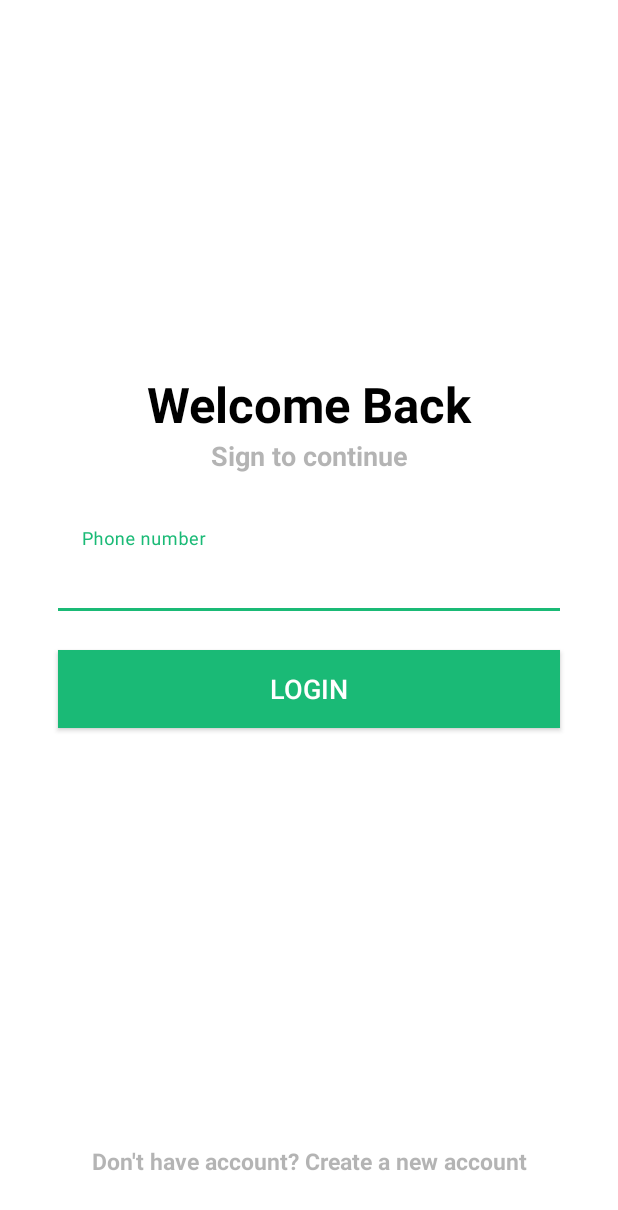
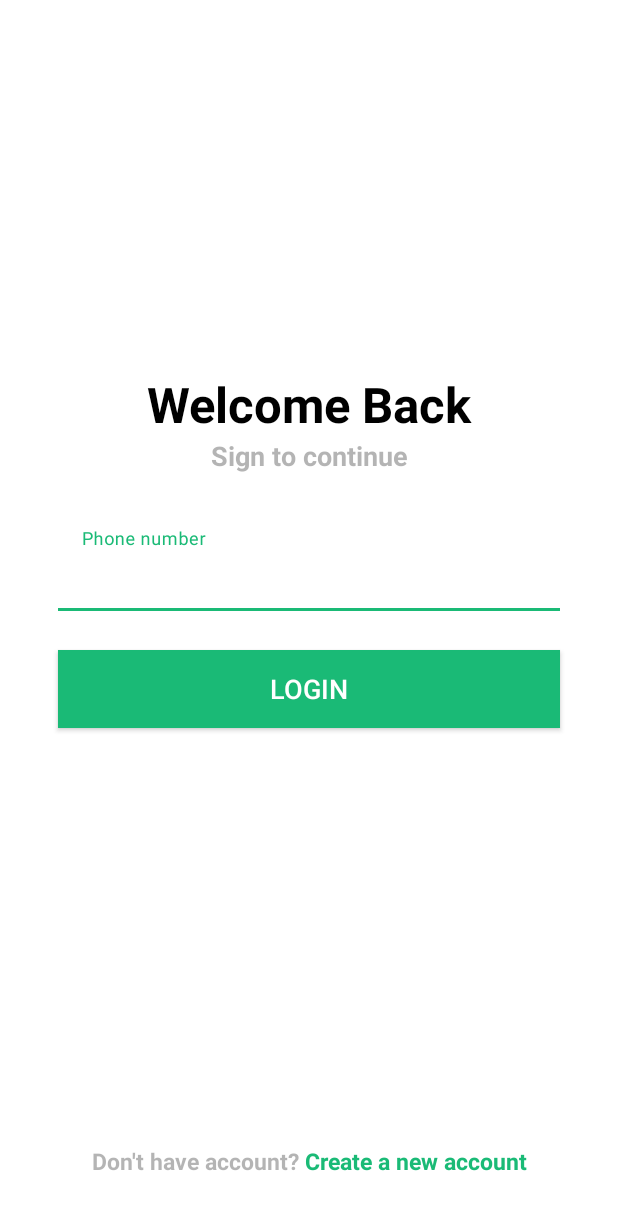
Before and after one commit to maekeshtwilightsoftwares/KIRSHIAPPS, an Android app: the screen it shows after launch (BaseActivity), on a phone screen of 412 x 824 dp. Shown: the top 1210 px of the screen. Run offline under Robolectric (Android 15) with nearby library versions, the phone set to English and light mode, and no system bars; our stand-ins replace data binding, sdp/ssp sizes.

Commit message:
LoginValidation completed

```diff
--- a/app/build.gradle
+++ b/app/build.gradle
@@ -27,8 +27,9 @@ android {
         targetCompatibility JavaVersion.VERSION_1_8
     }
 
-    buildFeatures {
-        dataBinding true
+    buildFeatures{
+        dataBinding = true
+        viewBinding = true
     }
 }
 
--- a/app/src/main/java/com/twilight/kirshiapps/utils/Constants.java
+++ b/app/src/main/java/com/twilight/kirshiapps/utils/Constants.java
@@ -1,5 +1,5 @@
 package com.twilight.kirshiapps.utils;
 
 public class Constants {
-    public static final int MAX_PHONE_NUMBER = 10;
+    public static final int MAX_PHONE_NUMBER = 9;
 }
--- a/app/src/main/java/com/twilight/kirshiapps/utils/Validation.java
+++ b/app/src/main/java/com/twilight/kirshiapps/utils/Validation.java
@@ -5,7 +5,7 @@ import android.widget.EditText;
 
 import static com.twilight.kirshiapps.utils.Constants.MAX_PHONE_NUMBER;
 
-class Validation {
+public class Validation {
 
 
 
@@ -14,6 +14,6 @@ class Validation {
     }
 
     public Boolean isValidNumber(String data) {
-        return data.length()>=MAX_PHONE_NUMBER;
+        return data.length()>MAX_PHONE_NUMBER;
     }
 }
--- a/app/src/main/java/com/twilight/kirshiapps/view/fragment/login/LoginFragment.java
+++ b/app/src/main/java/com/twilight/kirshiapps/view/fragment/login/LoginFragment.java
@@ -1,37 +1,87 @@
 package com.twilight.kirshiapps.view.fragment.login;
 
+import android.graphics.Color;
 import android.os.Bundle;
 
 import androidx.annotation.NonNull;
 import androidx.annotation.Nullable;
+import androidx.core.content.ContextCompat;
+import androidx.databinding.DataBindingUtil;
 import androidx.fragment.app.Fragment;
 
+import android.text.Spannable;
+import android.text.SpannableString;
+import android.text.style.ForegroundColorSpan;
 import android.view.LayoutInflater;
 import android.view.View;
 import android.view.ViewGroup;
+import android.widget.Toast;
 
 import com.twilight.kirshiapps.R;
+import com.twilight.kirshiapps.databinding.FragmentLoginBinding;
+import com.twilight.kirshiapps.databinding.FragmentLoginBindingImpl;
+import com.twilight.kirshiapps.utils.Validation;
 
 public class LoginFragment extends Fragment {
 
     private LoginFragmentViewModel viewModel;
+    private FragmentLoginBinding fragmentLoginBinding;
+    private Validation validate;
 
     @Override
     public void onCreate(Bundle savedInstanceState) {
         super.onCreate(savedInstanceState);
+        dataObserver();
+    }
 
+    private void dataObserver() {
     }
 
     @Override
     public View onCreateView(LayoutInflater inflater, ViewGroup container,
                              Bundle savedInstanceState) {
-        return inflater.inflate(R.layout.fragment_login, container, false);
+        fragmentLoginBinding = DataBindingUtil.inflate(inflater, R.layout.fragment_login, container, false);
+        return fragmentLoginBinding.getRoot();
     }
 
     @Override
     public void onViewCreated(@NonNull View view, @Nullable Bundle savedInstanceState) {
         super.onViewCreated(view, savedInstanceState);
+        initViews();
+        setActionListener();
 
+    }
+
+    private void setActionListener() {
+        fragmentLoginBinding.btnLogin.setOnClickListener(v -> {
+            if (checkValidation(fragmentLoginBinding.etPhoneNumber.getText().toString())) {
+
+            } else {
+                Toast.makeText(requireContext(), getString(R.string.enter_valid_phone), Toast.LENGTH_SHORT).show();
+            }
+        });
+
+    }
+
+    private Boolean checkValidation(String phoneNumber) {
+        return validate.isEmptyOrNot(phoneNumber) || validate.isValidNumber(phoneNumber);
+    }
+
+    private void initViews() {
+        validate = new Validation();
+        setRegisteredText();
+
+    }
+
+    private void setRegisteredText() {
+        Spannable registerText = new SpannableString(getString(R.string.register_account));
+        registerText.setSpan(new ForegroundColorSpan(ContextCompat.getColor(requireContext(), R.color.light_grey_100)), 0, registerText.length(), Spannable.SPAN_EXCLUSIVE_EXCLUSIVE);
+        fragmentLoginBinding.tvRegisterAccount.setText(registerText);
+
+        Spannable createAccount = new SpannableString(getString(R.string.create_account));
+        createAccount.setSpan(new ForegroundColorSpan(ContextCompat.getColor(requireContext(), R.color.green)), 0, createAccount.length(), Spannable.SPAN_EXCLUSIVE_EXCLUSIVE);
+        fragmentLoginBinding.tvRegisterAccount.append(" ");
+        fragmentLoginBinding.tvRegisterAccount.append(createAccount);
     }
 
     @Override
--- a/app/src/main/res/layout/fragment_login.xml
+++ b/app/src/main/res/layout/fragment_login.xml
@@ -1,5 +1,11 @@
 <?xml version="1.0" encoding="utf-8"?>
-<androidx.constraintlayout.widget.ConstraintLayout xmlns:android="http://schemas.android.com/apk/res/android"
+<layout xmlns:android="http://schemas.android.com/apk/res/android">
+    <data>
+        <variable
+            name="phoneNumber"
+            type="String" />
+    </data>
+    <androidx.constraintlayout.widget.ConstraintLayout
         xmlns:app="http://schemas.android.com/apk/res-auto"
         xmlns:tools="http://schemas.android.com/tools"
         android:layout_width="match_parent"
@@ -93,9 +99,11 @@
             android:layout_marginEnd="@dimen/_20sdp"
             android:layout_marginRight="@dimen/_20sdp"
             android:layout_marginBottom="@dimen/_30sdp"
-        android:text="@string/create_account"
+            tools:text="@string/create_account_tools"
             android:textSize="@dimen/_12ssp"
             app:layout_constraintBottom_toBottomOf="parent"
             app:layout_constraintEnd_toStartOf="@+id/gl_ride"
             app:layout_constraintStart_toStartOf="@+id/gl_left" />
     </androidx.constraintlayout.widget.ConstraintLayout>
+
+</layout>
--- a/app/src/main/res/values/strings.xml
+++ b/app/src/main/res/values/strings.xml
@@ -6,5 +6,8 @@
     <string name="sign_to_continue">Sign to continue</string>
     <string name="phone_number">Phone number</string>
     <string name="login">Login</string>
-    <string name="create_account">Don\'t have account? Create a new account</string>
+    <string name="create_account_tools">Don\'t have account? Create a new account</string>
+    <string name="register_account">Don\'t have account? </string>
+    <string name="create_account">Create a new account</string>
+    <string name="enter_valid_phone">Please enter valid phone number</string>
 </resources>
```
Also changed, not shown: app/src/main/java/com/twilight/kirshiapps/Sample.java (added, +13 -0 lines), app/src/main/java/com/twilight/kirshiapps/view/fragment/login/LoginFragmentViewModel.java (+10 -0 lines). Lines whose indentation alone changed are shown as unchanged.
